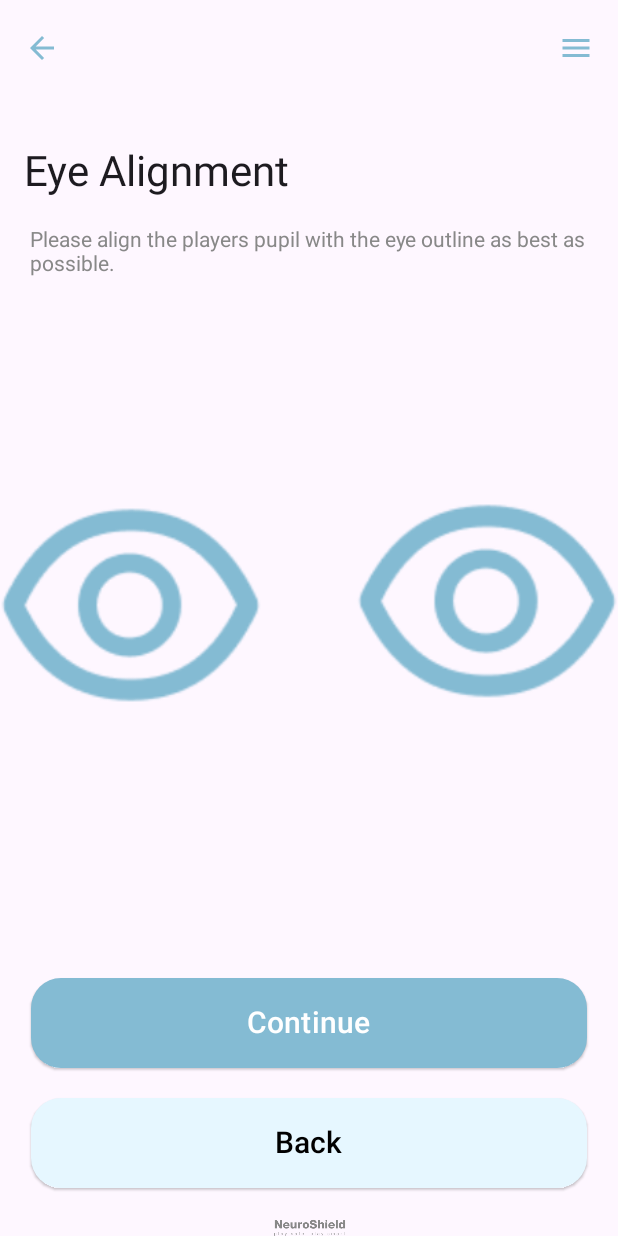
After one commit to eugene-bosca/NeuroShield, an Android app built with Jetpack Compose: the EyeAlignmentScreen screen opened through its navigation route, on a phone screen of 412 x 824 dp. The commit adds this screen. Run offline under Robolectric (Android 15) with nearby library versions, the phone set to English and light mode, and no system bars.

Commit message:
UI for eye alignment screen

```diff
--- a/frontend/app/src/main/java/com/example/neuroshield_app/navigation/Navigation.kt
+++ b/frontend/app/src/main/java/com/example/neuroshield_app/navigation/Navigation.kt
@@ -7,6 +7,7 @@ import androidx.navigation.compose.composable
 import com.example.neuroshield_app.presentation.screens.history.HistoryPageScreen
 import com.example.neuroshield_app.presentation.screens.home.HomePageScreen
 import com.example.neuroshield_app.presentation.screens.userInfo.UserInfoScreen
+import com.example.neuroshield_app.presentation.screens.eyeAlignment.EyeAlignmentScreen
 
 
 @Composable
@@ -20,7 +21,11 @@ fun Navigation(navController: NavHostController) {
             onClickHomePage = {navController.navigate(route = HomePage)},
         ) }
         composable<UserInfoPage> { UserInfoScreen(
-            onClickHomePage = {navController.navigate(route = HomePage)}
+            onClickHomePage = {navController.navigate(route = HomePage)},
+            onClickEyeAlignment = {navController.navigate(route = EyeAlignmentPage)}
         ) }
+        composable<EyeAlignmentPage> { EyeAlignmentScreen(
+            onClickUserInfoPage = {navController.navigate(route = UserInfoPage)}
+        )}
     }
 }
--- a/frontend/app/src/main/java/com/example/neuroshield_app/navigation/Route.kt
+++ b/frontend/app/src/main/java/com/example/neuroshield_app/navigation/Route.kt
@@ -10,3 +10,6 @@ object HistoryPage
 
 @Serializable
 object UserInfoPage
+
+@Serializable
+object EyeAlignmentPage
--- /dev/null
+++ b/frontend/app/src/main/java/com/example/neuroshield_app/presentation/screens/eyeAlignment/EyeAlignmentScreen.kt
@@ -0,0 +1,122 @@
+package com.example.neuroshield_app.presentation.screens.eyeAlignment
+
+import androidx.compose.foundation.Image
+import androidx.compose.foundation.layout.Box
+import androidx.compose.foundation.layout.Column
+import androidx.compose.foundation.layout.Spacer
+import androidx.compose.foundation.layout.fillMaxSize
+import androidx.compose.foundation.layout.fillMaxWidth
+import androidx.compose.foundation.layout.height
+import androidx.compose.foundation.layout.padding
+import androidx.compose.foundation.layout.size
+import androidx.compose.foundation.shape.RoundedCornerShape
+import androidx.compose.material.icons.Icons
+import androidx.compose.material.icons.automirrored.filled.ArrowBack
+import androidx.compose.material.icons.filled.Menu
+import androidx.compose.material3.ButtonDefaults
+import androidx.compose.material3.ElevatedButton
+import androidx.compose.material3.ExperimentalMaterial3Api
+import androidx.compose.material3.Icon
+import androidx.compose.material3.IconButton
+import androidx.compose.material3.LargeTopAppBar
+import androidx.compose.material3.Scaffold
+import androidx.compose.material3.Text
+import androidx.compose.runtime.Composable
+import androidx.compose.ui.Alignment
+import androidx.compose.ui.Modifier
+import androidx.compose.ui.graphics.Color
+import androidx.compose.ui.layout.ContentScale
+import androidx.compose.ui.res.painterResource
+import androidx.compose.ui.unit.dp
+import androidx.compose.ui.unit.sp
+import com.example.neuroshield_app.R
+
+@OptIn(ExperimentalMaterial3Api::class)
+@Composable
+fun EyeAlignmentScreen( onClickUserInfoPage: () -> Unit) {
+    Scaffold(
+        topBar = {
+            LargeTopAppBar(
+                title = { Text("Eye Alignment") },
+                navigationIcon = {
+                    IconButton(onClick = onClickUserInfoPage) {
+                        Icon(
+                            imageVector = Icons.AutoMirrored.Filled.ArrowBack,
+                            tint = Color(0xFF84BBD3),
+                            contentDescription = "Back"
+                        )
+                    }
+                },
+                actions = {
+                    IconButton(onClick = { /* do something */ }) {
+                        Icon(
+                            imageVector = Icons.Filled.Menu,
+                            tint = Color(0xFF84BBD3),
+                            contentDescription = "Menu"
+                        )
+                    }
+                }
+            )
+        }
+    ) { innerPadding ->
+        Box(modifier = Modifier.padding(innerPadding)) {
+            Text(
+                text = "Please align the players pupil with the eye outline as best as possible.",
+                modifier = Modifier.padding(start = 20.dp, end = 20.dp),
+                color = Color.Gray
+            )
+        }
+        Column(
+            modifier = Modifier.fillMaxWidth()
+                .padding(innerPadding),
+            horizontalAlignment = Alignment.CenterHorizontally
+        ) {
+            Image(
+                painter = painterResource(id = R.drawable.eyes),
+                contentDescription = "eyes",
+                contentScale = ContentScale.Fit,
+                modifier = Modifier.size(500.dp)
+            )
+
+            ElevatedButton(
+                onClick = onClickUserInfoPage,
+                modifier = Modifier.fillMaxWidth(0.90f)
+                    .padding(bottom = 20.dp)
+                    .height(60.dp),
+                shape = RoundedCornerShape(20.dp),
+                colors = ButtonDefaults.buttonColors(containerColor = Color(0xFF84BBD3))
+            ) {
+                Text(
+                    "Continue",
+                    fontSize = 20.sp
+                )
+            }
+            ElevatedButton(
+                onClick = onClickUserInfoPage,
+                modifier = Modifier.fillMaxWidth(0.90f)
+                    .padding(bottom = 20.dp)
+                    .height(60.dp),
+                shape = RoundedCornerShape(20.dp),
+                colors = ButtonDefaults.buttonColors(containerColor = Color(0xFFE6F7FF))
+            ) {
+                Text(
+                    "Back",
+                    color = Color.Black,
+                    fontSize = 20.sp
+                )
+            }
+            Box(
+                Modifier.fillMaxSize(),
+                contentAlignment = Alignment.BottomCenter
+            ) {
+                Image(
+                    painter = painterResource(id = R.drawable.neuroshield_logo),
+                    contentDescription = "neuroshield",
+                    contentScale = ContentScale.Fit,
+                    modifier = Modifier.size(150.dp),
+                    colorFilter = androidx.compose.ui.graphics.ColorFilter.tint(Color.Gray)
+                )
+            }
+        }
+    }
+}
```
Also changed, not shown: frontend/app/src/main/java/com/example/neuroshield_app/MainActivity.kt (+0 -32 lines), frontend/app/src/main/java/com/example/neuroshield_app/presentation/screens/userInfo/UserInfoScreen.kt (+4 -6 lines), frontend/app/src/main/res/drawable/time_icon.xml (added, +9 -0 lines), frontend/app/src/main/res/drawable/eyes.png (added).
